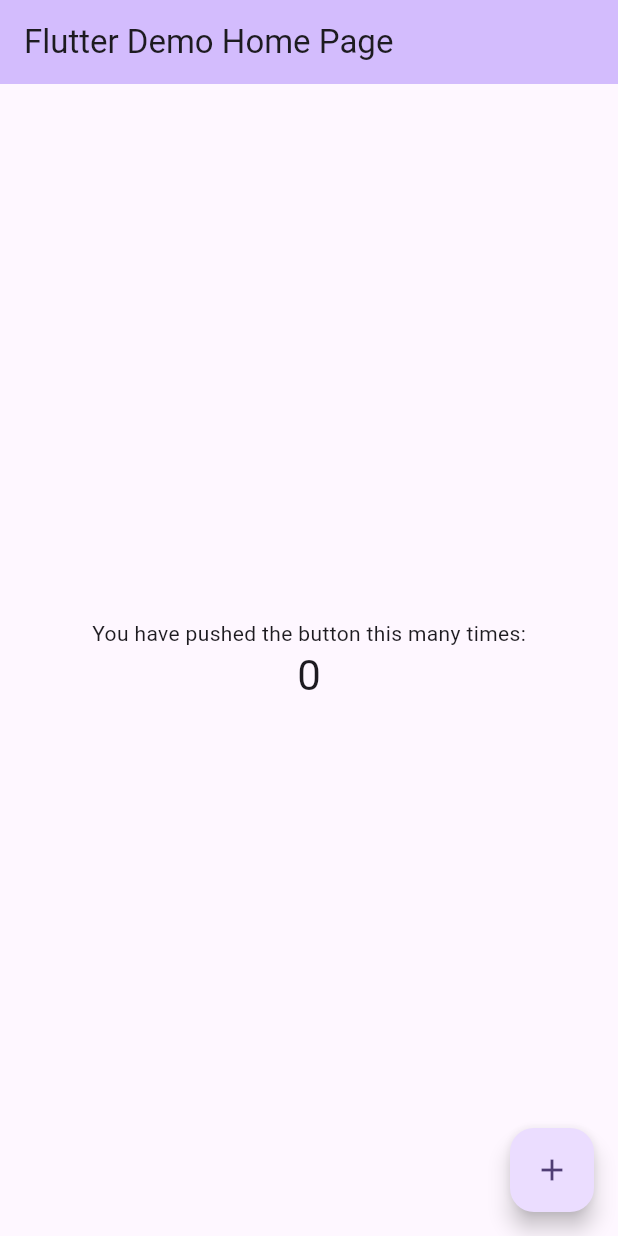
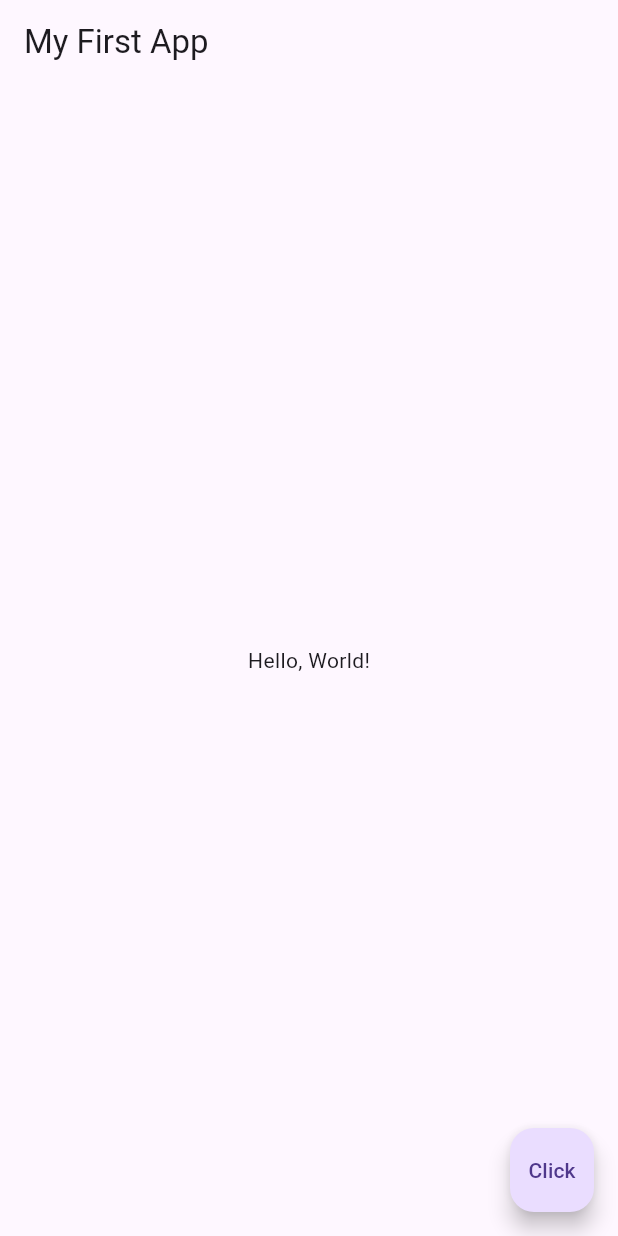
Before and after one commit to Pnt-CoMExE/MFU-Mobile_App-Dev, a Flutter app: the screen it shows after launch, on a phone screen of 412 x 824 dp. Run offline on Flutter 3.47's test engine with Material 3 defaults, Android fonts, the phone set to English and light mode, and no system bars.

Commit message:
📝 Refactor main application structure and add basic layout

```diff
--- a/lib/main.dart
+++ b/lib/main.dart
@@ -1,122 +1,16 @@
 import 'package:flutter/material.dart';
 
 void main() {
-  runApp(const MyApp());
-}
-
-class MyApp extends StatelessWidget {
-  const MyApp({super.key});
-
-  // This widget is the root of your application.
-  @override
-  Widget build(BuildContext context) {
-    return MaterialApp(
-      title: 'Flutter Demo',
-      theme: ThemeData(
-        // This is the theme of your application.
-        //
-        // TRY THIS: Try running your application with "flutter run". You'll see
-        // the application has a purple toolbar. Then, without quitting the app,
-        // try changing the seedColor in the colorScheme below to Colors.green
-        // and then invoke "hot reload" (save your changes or press the "hot
-        // reload" button in a Flutter-supported IDE, or press "r" if you used
-        // the command line to start the app).
-        //
-        // Notice that the counter didn't reset back to zero; the application
-        // state is not lost during the reload. To reset the state, use hot
-        // restart instead.
-        //
-        // This works for code too, not just values: Most code changes can be
-        // tested with just a hot reload.
-        colorScheme: ColorScheme.fromSeed(seedColor: Colors.deepPurple),
-      ),
-      home: const MyHomePage(title: 'Flutter Demo Home Page'),
-    );
-  }
-}
-
-class MyHomePage extends StatefulWidget {
-  const MyHomePage({super.key, required this.title});
-
-  // This widget is the home page of your application. It is stateful, meaning
-  // that it has a State object (defined below) that contains fields that affect
-  // how it looks.
-
-  // This class is the configuration for the state. It holds the values (in this
-  // case the title) provided by the parent (in this case the App widget) and
-  // used by the build method of the State. Fields in a Widget subclass are
-  // always marked "final".
-
-  final String title;
-
-  @override
-  State<MyHomePage> createState() => _MyHomePageState();
-}
-
-class _MyHomePageState extends State<MyHomePage> {
-  int _counter = 0;
-
-  void _incrementCounter() {
-    setState(() {
-      // This call to setState tells the Flutter framework that something has
-      // changed in this State, which causes it to rerun the build method below
-      // so that the display can reflect the updated values. If we changed
-      // _counter without calling setState(), then the build method would not be
-      // called again, and so nothing would appear to happen.
-      _counter++;
-    });
-  }
-
-  @override
-  Widget build(BuildContext context) {
-    // This method is rerun every time setState is called, for instance as done
-    // by the _incrementCounter method above.
-    //
-    // The Flutter framework has been optimized to make rerunning build methods
-    // fast, so that you can just rebuild anything that needs updating rather
-    // than having to individually change instances of widgets.
-    return Scaffold(
-      appBar: AppBar(
-        // TRY THIS: Try changing the color here to a specific color (to
-        // Colors.amber, perhaps?) and trigger a hot reload to see the AppBar
-        // change color while the other colors stay the same.
-        backgroundColor: Theme.of(context).colorScheme.inversePrimary,
-        // Here we take the value from the MyHomePage object that was created by
-        // the App.build method, and use it to set our appbar title.
-        title: Text(widget.title),
-      ),
-      body: Center(
-        // Center is a layout widget. It takes a single child and positions it
-        // in the middle of the parent.
-        child: Column(
-          // Column is also a layout widget. It takes a list of children and
-          // arranges them vertically. By default, it sizes itself to fit its
-          // children horizontally, and tries to be as tall as its parent.
-          //
-          // Column has various properties to control how it sizes itself and
-          // how it positions its children. Here we use mainAxisAlignment to
-          // center the children vertically; the main axis here is the vertical
-          // axis because Columns are vertical (the cross axis would be
-          // horizontal).
-          //
-          // TRY THIS: Invoke "debug painting" (choose the "Toggle Debug Paint"
-          // action in the IDE, or press "p" in the console), to see the
-          // wireframe for each widget.
-          mainAxisAlignment: MainAxisAlignment.center,
-          children: <Widget>[
-            const Text('You have pushed the button this many times:'),
-            Text(
-              '$_counter',
-              style: Theme.of(context).textTheme.headlineMedium,
-            ),
-          ],
+  runApp(
+    MaterialApp(
+      home: Scaffold(
+        appBar: AppBar(title: Text('My First App')),
+        body: Center(child: Text('Hello, World!')),
+        floatingActionButton: FloatingActionButton(
+          onPressed: (null),
+          child: Text('Click'),
         ),
       ),
-      floatingActionButton: FloatingActionButton(
-        onPressed: _incrementCounter,
-        tooltip: 'Increment',
-        child: const Icon(Icons.add),
-      ), // This trailing comma makes auto-formatting nicer for build methods.
-    );
-  }
+    ),
+  );
 }
```
Also changed, not shown: lib/week04/basic.dart (added).
